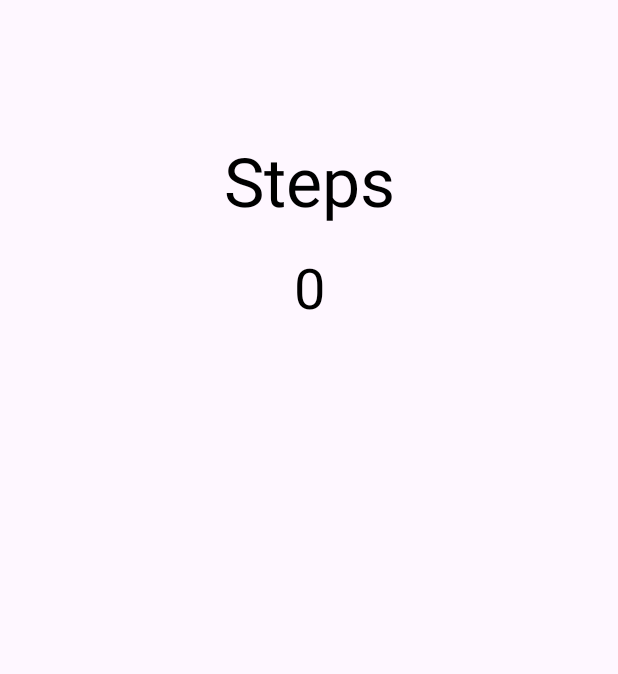
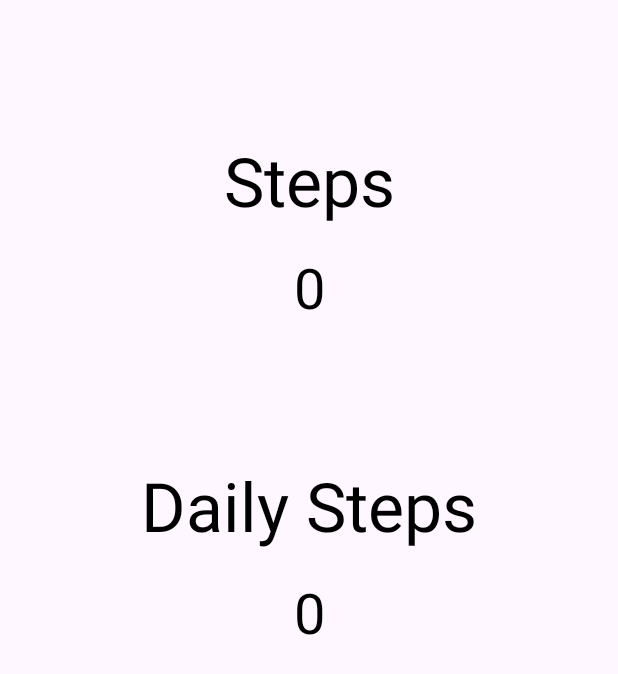
Before and after one commit to xlcMitchell/_AS2, an Android app: the StepCounterActivity screen opened directly, with no data from a screen before it, on a phone screen of 412 x 824 dp. Shown: the top 674 px of the screen. Run offline under Robolectric (Android 15) with nearby library versions, the phone set to English and light mode, and no system bars.

Commit message:
Daily steps added

```diff
--- a/app/src/main/java/com/example/bit603_mitchell_travis_5080526_as2/StepCounterActivity.java
+++ b/app/src/main/java/com/example/bit603_mitchell_travis_5080526_as2/StepCounterActivity.java
@@ -20,11 +20,15 @@ import androidx.core.graphics.Insets;
 import androidx.core.view.ViewCompat;
 import androidx.core.view.WindowInsetsCompat;
 
+import java.text.SimpleDateFormat;
+import java.util.Date;
+import java.util.Locale;
+
 public class StepCounterActivity extends AppCompatActivity implements SensorEventListener {
     private SensorManager manager;
     private float totalSteps;
     private int previousTotalSteps;
-    TextView stepsTaken;
+    TextView stepsTaken,dailyStepCount;
     @Override
     protected void onCreate(Bundle savedInstanceState) {
         super.onCreate(savedInstanceState);
@@ -32,8 +36,11 @@ public class StepCounterActivity extends AppCompatActivity implements SensorEven
         setContentView(R.layout.activity_step_counter);
 
         SharedPreferences stepPref = getSharedPreferences("mySteps", MODE_PRIVATE);
-        previousTotalSteps = stepPref.getInt("mySteps",0);
+        previousTotalSteps = stepPref.getInt("lastSteps",0);
+        Log.d("STEPDEBUGGING", "previousTotalSteps = " + previousTotalSteps);
+
         stepsTaken = findViewById(R.id.stepsTaken);
+        dailyStepCount = findViewById(R.id.dailyStepCount);
         stepsTaken.setText(String.valueOf(previousTotalSteps));
 
 
@@ -67,10 +74,28 @@ public class StepCounterActivity extends AppCompatActivity implements SensorEven
         Log.d("STEPDEBUGGING","Total Steps=" + totalSteps);
         int currentSteps = (int) totalSteps - previousTotalSteps;
         stepsTaken.setText(String.valueOf(currentSteps));
-
         // Save steps to shared preference
         SharedPreferences stepPref = getSharedPreferences("mySteps", MODE_PRIVATE);
         stepPref.edit().putInt("lastSteps", (int) totalSteps).apply();
 
+        //check for new date
+        checkNewDate((int) totalSteps);
+        SharedPreferences startingStepsPref = getSharedPreferences("start",MODE_PRIVATE);
+        int startingStep = startingStepsPref.getInt("start",0);
+        int currentDailySteps = (int) totalSteps - startingStep;
+        dailyStepCount.setText(String.valueOf(currentDailySteps));
+
+    }
+    private void checkNewDate(int total){
+        SharedPreferences stepPref = getSharedPreferences("mySteps",MODE_PRIVATE);
+        String savedDate = stepPref.getString("date","");
+        String currentDate = new SimpleDateFormat("yyyy-MM-dd", Locale.getDefault()).format(new Date());
+
+        if(!savedDate.equals(currentDate)){
+            stepPref.edit()
+                    .putInt("start",total)
+                    .putString("date",currentDate)
+                    .apply();
+        }
     }
 }
--- a/app/src/main/res/layout/activity_step_counter.xml
+++ b/app/src/main/res/layout/activity_step_counter.xml
@@ -35,4 +35,32 @@
         app:layout_constraintStart_toStartOf="parent"
         app:layout_constraintTop_toBottomOf="@+id/stepsText" />
 
+    <TextView
+        android:id="@+id/dailySteps"
+        android:layout_width="wrap_content"
+        android:layout_height="wrap_content"
+        android:textColor="@color/black"
+        android:layout_marginTop="90dp"
+        android:layout_marginEnd="8dp"
+        android:textSize="45sp"
+        android:layout_marginStart="8dp"
+        android:text="Daily Steps"
+        app:layout_constraintEnd_toEndOf="parent"
+        app:layout_constraintStart_toStartOf="parent"
+        app:layout_constraintTop_toBottomOf="@+id/stepsTaken" />
+
+    <TextView
+        android:id="@+id/dailyStepCount"
+        android:layout_width="wrap_content"
+        android:layout_height="wrap_content"
+        android:textColor="@color/black"
+        android:layout_marginTop="15dp"
+        android:layout_marginEnd="8dp"
+        android:textSize="37sp"
+        android:layout_marginStart="8dp"
+        android:text="0"
+        app:layout_constraintEnd_toEndOf="parent"
+        app:layout_constraintStart_toStartOf="parent"
+        app:layout_constraintTop_toBottomOf="@+id/dailySteps" />
+
 </androidx.constraintlayout.widget.ConstraintLayout>
```
